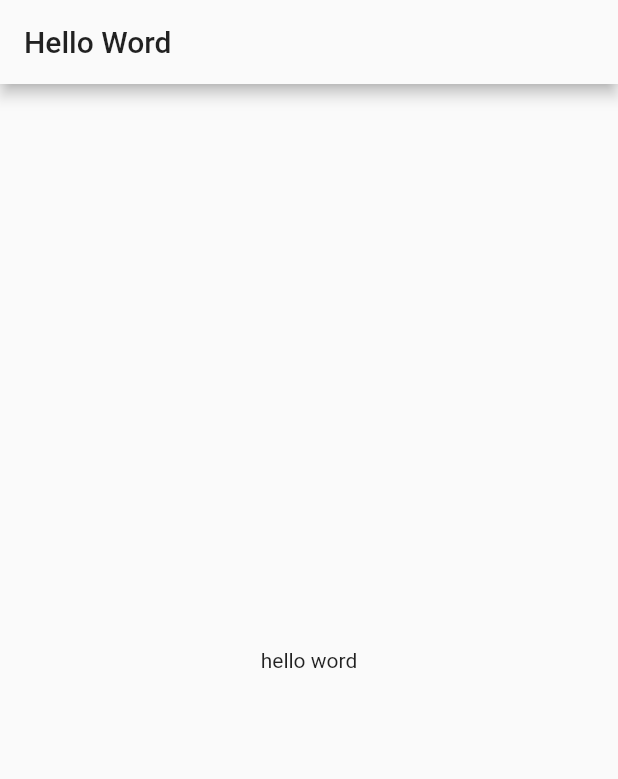
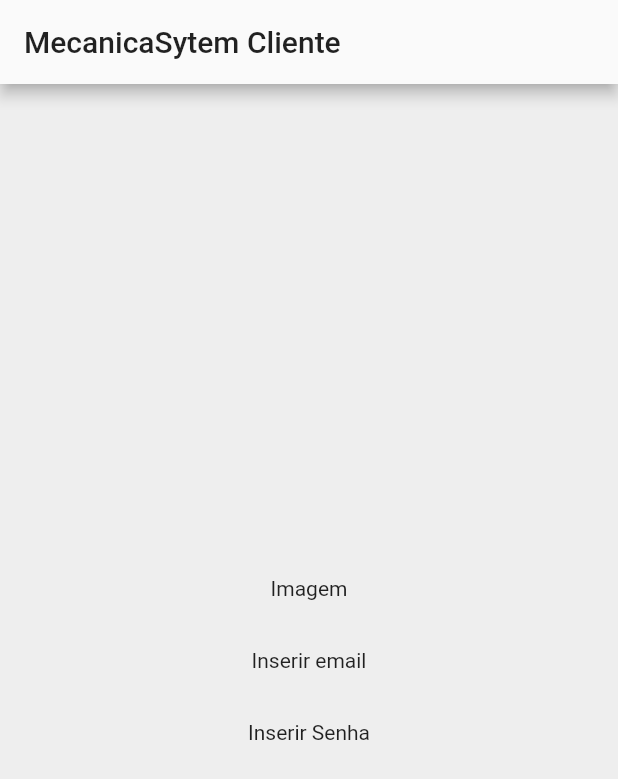
Before and after one commit to BrunoTardio/mecanicasystem_appclientes, a Flutter app: the screen it shows after launch, on a phone screen of 412 x 824 dp. Shown: the top 779 px of the screen. Run offline on Flutter 3.47's test engine with Material 2 defaults, Android fonts, the phone set to English and light mode, and no system bars.

Commit message:
Tela de login botoes

```diff
--- a/lib/telas/Home.dart
+++ b/lib/telas/Home.dart
@@ -9,11 +9,33 @@ class _HomeState extends State<Home> {
   @override
   Widget build(BuildContext context) {
     return Scaffold(
-        appBar: AppBar(
-          title: Text('Hello Word'),
+      appBar: AppBar(
+        title: Text("MecanicaSytem Cliente"),
+      ),
+      body: Container(
+        decoration: BoxDecoration(color: Colors.grey[200]),
+        padding: EdgeInsets.all(16),
+        child: Center(
+          child: SingleChildScrollView(
+            child: Column(
+              children: <Widget>[
+                Padding(
+                  padding: EdgeInsets.all(16),
+                  child: Text("Imagem"),
+                ),
+                Padding(
+                  padding: EdgeInsets.all(16),
+                  child: Text("Inserir email"),
+                ),
+                Padding(
+                  padding: EdgeInsets.all(16),
+                  child: Text("Inserir Senha"),
+                ),
+              ],
+            ),
+          ),
         ),
-        body: Center(
-          child: Text("hello word"),
-        ));
+      ),
+    );
   }
 }
```
